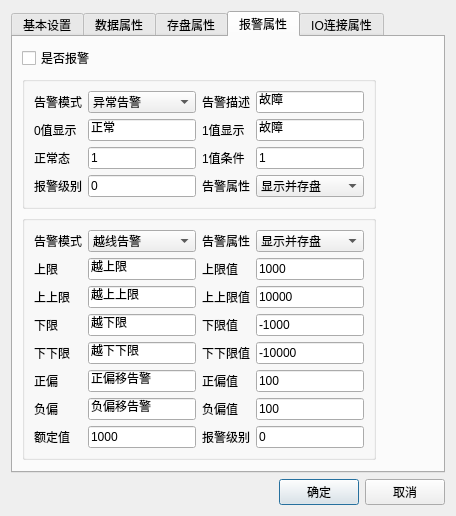
The window that HmiFuncDesigner/ProjectManager/ProjectManager/VariableEditDialog.ui (VelsonWang/HmiFuncDesigner) describes before a commit, drawn with Qt 5.
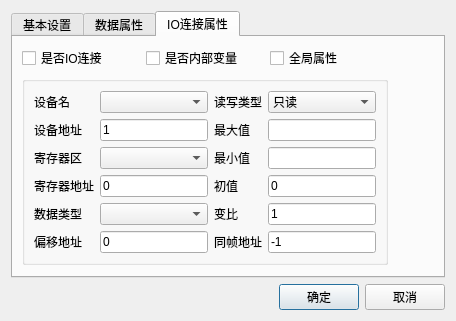
The same window after the commit. The open tabs and pages were chosen to show the change.

The edit to the form file:
```diff
--- a/HmiFuncDesigner/ProjectManager/ProjectManager/VariableEditDialog.ui
+++ b/HmiFuncDesigner/ProjectManager/ProjectManager/VariableEditDialog.ui
@@ -7,7 +7,7 @@
     <x>0</x>
     <y>0</y>
     <width>465</width>
-    <height>466</height>
+    <height>293</height>
    </rect>
   </property>
   <property name="windowTitle">
@@ -250,613 +250,6 @@
        </item>
       </layout>
      </widget>
-     <widget class="QWidget" name="tabSaveDisk">
-      <attribute name="title">
-       <string>存盘属性</string>
-      </attribute>
-      <layout class="QVBoxLayout" name="tabSaveDiskLayout">
-       <property name="sizeConstraint">
-        <enum>QLayout::SetDefaultConstraint</enum>
-       </property>
-       <item>
-        <layout class="QHBoxLayout" name="horizontalLayout">
-         <item>
-          <widget class="QCheckBox" name="checkIsSaveDisk">
-           <property name="text">
-            <string>是否存盘</string>
-           </property>
-          </widget>
-         </item>
-         <item>
-          <widget class="QCheckBox" name="checkIsGroupSaveDisk">
-           <property name="text">
-            <string>是否按组存盘</string>
-           </property>
-          </widget>
-         </item>
-        </layout>
-       </item>
-       <item>
-        <widget class="QGroupBox" name="groupBox_3">
-         <property name="title">
-          <string/>
-         </property>
-         <layout class="QGridLayout" name="gridLayout_3">
-          <item row="0" column="1">
-           <widget class="QComboBox" name="cboSaveMode">
-            <item>
-             <property name="text">
-              <string>变位存盘</string>
-             </property>
-            </item>
-            <item>
-             <property name="text">
-              <string>周期存盘</string>
-             </property>
-            </item>
-            <item>
-             <property name="text">
-              <string>整点存盘</string>
-             </property>
-            </item>
-           </widget>
-          </item>
-          <item row="1" column="1">
-           <widget class="QLineEdit" name="editSaveTime">
-            <property name="text">
-             <string>10</string>
-            </property>
-           </widget>
-          </item>
-          <item row="1" column="0">
-           <widget class="QLabel" name="label_12">
-            <property name="text">
-             <string>存盘时间</string>
-            </property>
-           </widget>
-          </item>
-          <item row="0" column="0">
-           <widget class="QLabel" name="label_11">
-            <property name="text">
-             <string>存盘方式</string>
-            </property>
-           </widget>
-          </item>
-          <item row="0" column="2">
-           <spacer name="horizontalSpacer_2">
-            <property name="orientation">
-             <enum>Qt::Horizontal</enum>
-            </property>
-            <property name="sizeHint" stdset="0">
-             <size>
-              <width>40</width>
-              <height>20</height>
-             </size>
-            </property>
-           </spacer>
-          </item>
-         </layout>
-        </widget>
-       </item>
-       <item>
-        <widget class="QCheckBox" name="checkIsDataCkeckSaveDisk">
-         <property name="text">
-          <string>是否判断存盘数据范围</string>
-         </property>
-        </widget>
-       </item>
-       <item>
-        <widget class="QGroupBox" name="groupBox_4">
-         <property name="title">
-          <string/>
-         </property>
-         <layout class="QGridLayout" name="gridLayout_4">
-          <item row="1" column="1">
-           <widget class="QLineEdit" name="editHighLimit">
-            <property name="text">
-             <string>0</string>
-            </property>
-           </widget>
-          </item>
-          <item row="2" column="0">
-           <widget class="QLabel" name="label_14">
-            <property name="text">
-             <string>下限</string>
-            </property>
-           </widget>
-          </item>
-          <item row="2" column="1">
-           <widget class="QLineEdit" name="editLowLimit">
-            <property name="text">
-             <string>0</string>
-            </property>
-           </widget>
-          </item>
-          <item row="1" column="0">
-           <widget class="QLabel" name="label_13">
-            <property name="text">
-             <string>上限</string>
-            </property>
-           </widget>
-          </item>
-          <item row="1" column="2">
-           <spacer name="horizontalSpacer_3">
-            <property name="orientation">
-             <enum>Qt::Horizontal</enum>
-            </property>
-            <property name="sizeHint" stdset="0">
-             <size>
-              <width>40</width>
-              <height>20</height>
-             </size>
-            </property>
-           </spacer>
-          </item>
-         </layout>
-        </widget>
-       </item>
-      </layout>
-     </widget>
-     <widget class="QWidget" name="tabAlarm">
-      <attribute name="title">
-       <string>报警属性</string>
-      </attribute>
-      <layout class="QVBoxLayout" name="tabAlarmLayout">
-       <property name="sizeConstraint">
-        <enum>QLayout::SetFixedSize</enum>
-       </property>
-       <item>
-        <widget class="QCheckBox" name="checkIsAlarm">
-         <property name="text">
-          <string>是否报警</string>
-         </property>
-        </widget>
-       </item>
-       <item>
-        <widget class="QGroupBox" name="groupBoxDI">
-         <property name="title">
-          <string/>
-         </property>
-         <layout class="QGridLayout" name="gridLayout_5">
-          <property name="sizeConstraint">
-           <enum>QLayout::SetFixedSize</enum>
-          </property>
-          <item row="2" column="0">
-           <widget class="QLabel" name="label_18">
-            <property name="text">
-             <string>正常态</string>
-            </property>
-           </widget>
-          </item>
-          <item row="3" column="0">
-           <widget class="QLabel" name="label_19">
-            <property name="text">
-             <string>报警级别</string>
-            </property>
-           </widget>
-          </item>
-          <item row="1" column="0">
-           <widget class="QLabel" name="label_16">
-            <property name="text">
-             <string>0值显示</string>
-            </property>
-           </widget>
-          </item>
-          <item row="0" column="1">
-           <widget class="QComboBox" name="cboAlarmMode">
-            <item>
-             <property name="text">
-              <string>异常告警</string>
-             </property>
-            </item>
-            <item>
-             <property name="text">
-              <string>变位告警</string>
-             </property>
-            </item>
-            <item>
-             <property name="text">
-              <string>正变位告警</string>
-             </property>
-            </item>
-            <item>
-             <property name="text">
-              <string>负变位告警</string>
-             </property>
-            </item>
-           </widget>
-          </item>
-          <item row="2" column="2">
-           <widget class="QLabel" name="label_22">
-            <property name="text">
-             <string>1值条件</string>
-            </property>
-           </widget>
-          </item>
-          <item row="2" column="1">
-           <widget class="QLineEdit" name="editNormalValue">
-            <property name="text">
-             <string>1</string>
-            </property>
-           </widget>
-          </item>
-          <item row="0" column="2">
-           <widget class="QLabel" name="label_20">
-            <property name="text">
-             <string>告警描述</string>
-            </property>
-           </widget>
-          </item>
-          <item row="1" column="1">
-           <widget class="QLineEdit" name="editFalseShow">
-            <property name="text">
-             <string>正常</string>
-            </property>
-           </widget>
-          </item>
-          <item row="1" column="2">
-           <widget class="QLabel" name="label_21">
-            <property name="text">
-             <string>1值显示</string>
-            </property>
-           </widget>
-          </item>
-          <item row="3" column="1">
-           <widget class="QLineEdit" name="editAlarmLevel">
-            <property name="text">
-             <string>0</string>
-            </property>
-           </widget>
-          </item>
-          <item row="0" column="0">
-           <widget class="QLabel" name="label_15">
-            <property name="text">
-             <string>告警模式</string>
-            </property>
-           </widget>
-          </item>
-          <item row="2" column="3">
-           <widget class="QLineEdit" name="editTrueValue">
-            <property name="text">
-             <string>1</string>
-            </property>
-           </widget>
-          </item>
-          <item row="3" column="3">
-           <widget class="QComboBox" name="cboAlarmAttribute">
-            <item>
-             <property name="text">
-              <string>显示并存盘</string>
-             </property>
-            </item>
-            <item>
-             <property name="text">
-              <string>仅显示</string>
-             </property>
-            </item>
-            <item>
-             <property name="text">
-              <string>仅存盘</string>
-             </property>
-            </item>
-           </widget>
-          </item>
-          <item row="1" column="3">
-           <widget class="QLineEdit" name="editTrueShow">
-            <property name="text">
-             <string>故障</string>
-            </property>
-           </widget>
-          </item>
-          <item row="3" column="2">
-           <widget class="QLabel" name="label_23">
-            <property name="text">
-             <string>告警属性</string>
-            </property>
-           </widget>
-          </item>
-          <item row="0" column="3">
-           <widget class="QLineEdit" name="editAlarmDescription">
-            <property name="text">
-             <string>故障</string>
-            </property>
-           </widget>
-          </item>
-         </layout>
-        </widget>
-       </item>
-       <item>
-        <widget class="QGroupBox" name="groupBoxAI">
-         <property name="title">
-          <string/>
-         </property>
-         <layout class="QGridLayout" name="gridLayout_6">
-          <property name="sizeConstraint">
-           <enum>QLayout::SetFixedSize</enum>
-          </property>
-          <item row="1" column="0">
-           <widget class="QLabel" name="label_25">
-            <property name="text">
-             <string>上限</string>
-            </property>
-           </widget>
-          </item>
-          <item row="0" column="2">
-           <widget class="QLabel" name="label_32">
-            <property name="text">
-             <string>告警属性</string>
-            </property>
-           </widget>
-          </item>
-          <item row="2" column="2">
-           <widget class="QLabel" name="label_34">
-            <property name="text">
-             <string>上上限值</string>
-            </property>
-           </widget>
-          </item>
-          <item row="4" column="0">
-           <widget class="QLabel" name="label_28">
-            <property name="text">
-             <string>下下限</string>
-            </property>
-           </widget>
-          </item>
-          <item row="3" column="1">
-           <widget class="QLineEdit" name="editAlarmLShow">
-            <property name="text">
-             <string>越下限</string>
-            </property>
-           </widget>
-          </item>
-          <item row="1" column="2">
-           <widget class="QLabel" name="label_33">
-            <property name="text">
-             <string>上限值</string>
-            </property>
-           </widget>
-          </item>
-          <item row="7" column="1">
-           <widget class="QLineEdit" name="editAlarmFixValue">
-            <property name="text">
-             <string>1000</string>
-            </property>
-           </widget>
-          </item>
-          <item row="5" column="1">
-           <widget class="QLineEdit" name="editAlarmPOffsetShow">
-            <property name="text">
-             <string>正偏移告警</string>
-            </property>
-           </widget>
-          </item>
-          <item row="2" column="1">
-           <widget class="QLineEdit" name="editAlarmHHShow">
-            <property name="text">
-             <string>越上上限</string>
-            </property>
-           </widget>
-          </item>
-          <item row="3" column="0">
-           <widget class="QLabel" name="label_27">
-            <property name="text">
-             <string>下限</string>
-            </property>
-           </widget>
-          </item>
-          <item row="6" column="0">
-           <widget class="QLabel" name="label_30">
-            <property name="text">
-             <string>负偏</string>
-            </property>
-           </widget>
-          </item>
-          <item row="4" column="1">
-           <widget class="QLineEdit" name="editAlarmLLShow">
-            <property name="text">
-             <string>越下下限</string>
-            </property>
-           </widget>
-          </item>
-          <item row="3" column="2">
-           <widget class="QLabel" name="label_35">
-            <property name="text">
-             <string>下限值</string>
-            </property>
-           </widget>
-          </item>
-          <item row="7" column="0">
-           <widget class="QLabel" name="label_31">
-            <property name="text">
-             <string>额定值</string>
-            </property>
-           </widget>
-          </item>
-          <item row="2" column="0">
-           <widget class="QLabel" name="label_26">
-            <property name="text">
-             <string>上上限</string>
-            </property>
-           </widget>
-          </item>
-          <item row="5" column="0">
-           <widget class="QLabel" name="label_29">
-            <property name="text">
-             <string>正偏</string>
-            </property>
-           </widget>
-          </item>
-          <item row="4" column="2">
-           <widget class="QLabel" name="label_36">
-            <property name="text">
-             <string>下下限值</string>
-            </property>
-           </widget>
-          </item>
-          <item row="0" column="0">
-           <widget class="QLabel" name="label_24">
-            <property name="text">
-             <string>告警模式</string>
-            </property>
-           </widget>
-          </item>
-          <item row="6" column="2">
-           <widget class="QLabel" name="label_38">
-            <property name="text">
-             <string>负偏值</string>
-            </property>
-           </widget>
-          </item>
-          <item row="5" column="2">
-           <widget class="QLabel" name="label_37">
-            <property name="text">
-             <string>正偏值</string>
-            </property>
-           </widget>
-          </item>
-          <item row="6" column="1">
-           <widget class="QLineEdit" name="editAlarmNOffsetShow">
-            <property name="text">
-             <string>负偏移告警</string>
-            </property>
-           </widget>
-          </item>
-          <item row="0" column="1">
-           <widget class="QComboBox" name="cboAIAlarmMode">
-            <item>
-             <property name="text">
-              <string>越线告警</string>
-             </property>
-            </item>
-            <item>
-             <property name="text">
-              <string>偏移告警</string>
-             </property>
-            </item>
-            <item>
-             <property name="text">
-              <string>越上限告警</string>
-             </property>
-            </item>
-            <item>
-             <property name="text">
-              <string>越上上限告警</string>
-             </property>
-            </item>
-            <item>
-             <property name="text">
-              <string>越下限告警</string>
-             </property>
-            </item>
-            <item>
-             <property name="text">
-              <string>越下下限告警</string>
-             </property>
-            </item>
-            <item>
-             <property name="text">
-              <string>正偏移告警</string>
-             </property>
-            </item>
-            <item>
-             <property name="text">
-              <string>负偏移告警</string>
-             </property>
-            </item>
-            <item>
-             <property name="text">
-              <string>固定值告警</string>
-             </property>
-            </item>
-           </widget>
-          </item>
-          <item row="1" column="1">
-           <widget class="QLineEdit" name="editAlarmHShow">
-            <property name="text">
-             <string>越上限</string>
-            </property>
-           </widget>
-          </item>
-          <item row="7" column="2">
-           <widget class="QLabel" name="label_39">
-            <property name="text">
-             <string>报警级别</string>
-            </property>
-           </widget>
-          </item>
-          <item row="0" column="3">
-           <widget class="QComboBox" name="cboAIAlarmAttribute">
-            <item>
-             <property name="text">
-              <string>显示并存盘</string>
-             </property>
-            </item>
-            <item>
-             <property name="text">
-              <string>仅显示</string>
-             </property>
-            </item>
-            <item>
-             <property name="text">
-              <string>仅存盘</string>
-             </property>
-            </item>
-           </widget>
-          </item>
-          <item row="1" column="3">
-           <widget class="QLineEdit" name="editAlarmHValue">
-            <property name="text">
-             <string>1000</string>
-            </property>
-           </widget>
-          </item>
-          <item row="2" column="3">
-           <widget class="QLineEdit" name="editAlarmHHValue">
-            <property name="text">
-             <string>10000</string>
-            </property>
-           </widget>
-          </item>
-          <item row="3" column="3">
-           <widget class="QLineEdit" name="editAlarmLValue">
-            <property name="text">
-             <string>-1000</string>
-            </property>
-           </widget>
-          </item>
-          <item row="4" column="3">
-           <widget class="QLineEdit" name="editAlarmLLValue">
-            <property name="text">
-             <string>-10000</string>
-            </property>
-           </widget>
-          </item>
-          <item row="5" column="3">
-           <widget class="QLineEdit" name="editAlarmPOffsetValue">
-            <property name="text">
-             <string>100</string>
-            </property>
-           </widget>
-          </item>
-          <item row="6" column="3">
-           <widget class="QLineEdit" name="editAlarmNOffsetValue">
-            <property name="text">
-             <string>100</string>
-            </property>
-           </widget>
-          </item>
-          <item row="7" column="3">
-           <widget class="QLineEdit" name="editAIAlarmLevel">
-            <property name="text">
-             <string>0</string>
-            </property>
-           </widget>
-          </item>
-         </layout>
-        </widget>
-       </item>
-      </layout>
-     </widget>
      <widget class="QWidget" name="tabIOConnect">
       <attribute name="title">
        <string>IO连接属性</string>
```
Left out of the diff: 2 changed lines with no effect on the pictures.
